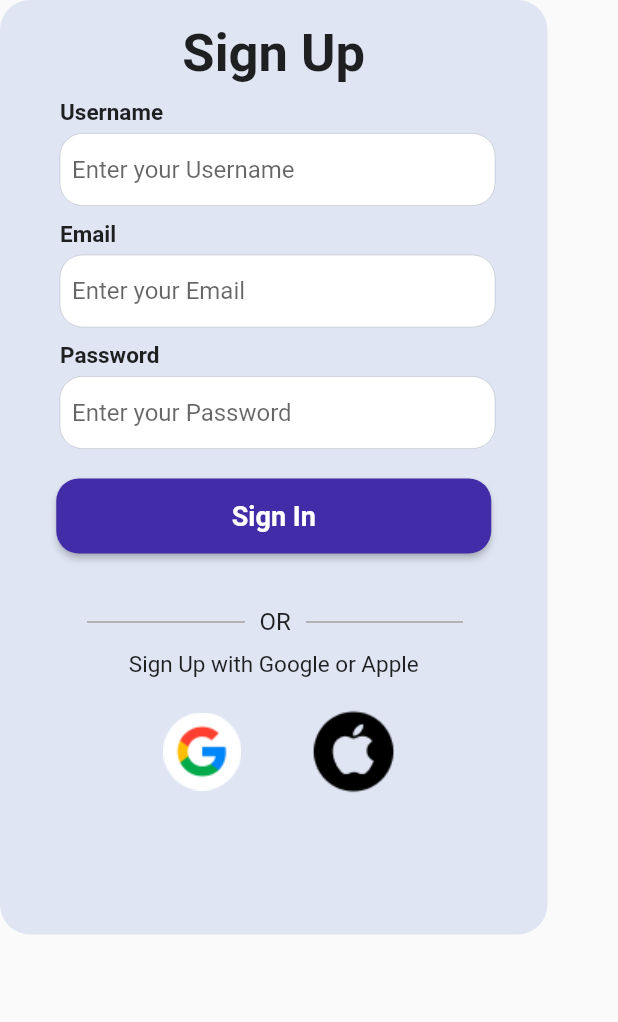
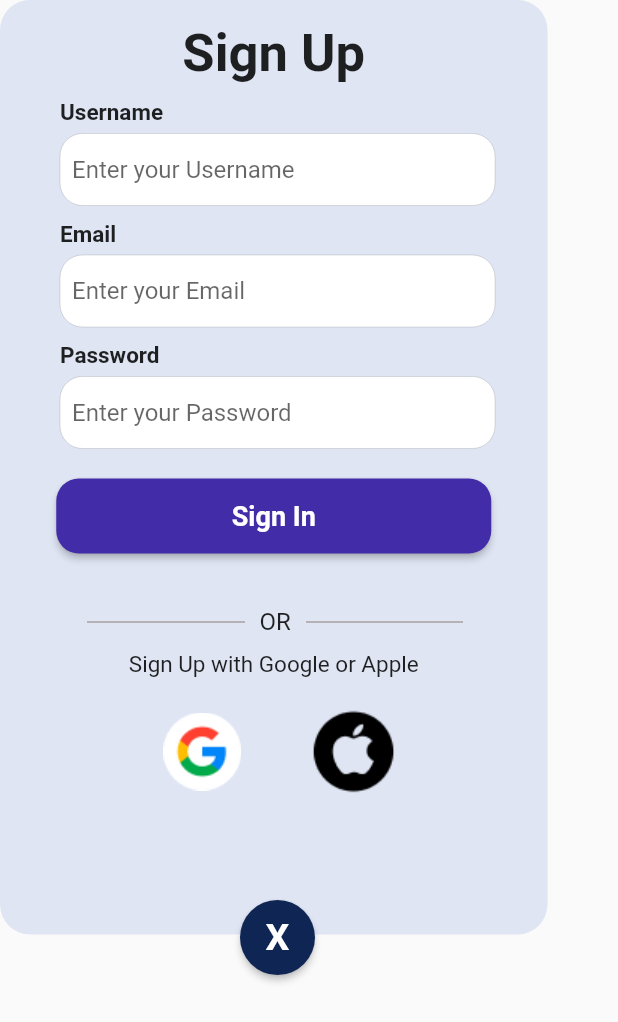
Before and after one commit to evanyan13/autotsk, a Flutter app: the SignUp screen opened directly, on a phone screen of 412 x 824 dp. Shown: the top 1022 px of the screen. Run offline on Flutter 3.47's test engine with Material 2 defaults, Android fonts, the phone set to English and light mode, and no system bars; our stand-ins replace flutter_svg; Roboto replaces fonts that are missing (Neometric).

Commit message:
updated UI

```diff
--- a/autotsk/lib/main.dart
+++ b/autotsk/lib/main.dart
@@ -17,7 +17,7 @@ class MyApp extends StatelessWidget {
   @override
   Widget build(BuildContext context) {
     return MaterialApp(
-      home: SignUp(),
+      home: Signin(),
       debugShowCheckedModeBanner: false,
     );
   }
--- a/autotsk/lib/screen_type/signup_page.dart
+++ b/autotsk/lib/screen_type/signup_page.dart
@@ -20,7 +20,10 @@ class _SignUpState extends State<SignUp> {
   Widget build(BuildContext context) {
     return Scaffold(
       body: SafeArea(
-        child: Container(
+        child: Stack(
+          clipBehavior: Clip.none,
+          children: <Widget>[
+            Container(
               decoration: BoxDecoration(
                 color: signUpBgColour,
                 borderRadius: BorderRadius.all(
@@ -260,6 +263,36 @@ class _SignUpState extends State<SignUp> {
                 ],
               ),
             ),
+            Positioned(
+              top: 600,
+              right: 155,
+              child: SizedBox(
+                width: 50,
+                height: 50,
+                child: ElevatedButton(
+                  onPressed: () {},
+                  style: ElevatedButton.styleFrom(
+                    backgroundColor: crossbuttonColor,
+                    shape: RoundedRectangleBorder(
+                      borderRadius: BorderRadius.all(
+                        Radius.circular(50.0),
+                      ),
+                    ),
+                  ),
+                  child: Text(
+                    'X',
+                    style: TextStyle(
+                      color: Colors.white,
+                      fontFamily: "Neometric",
+                      fontWeight: FontWeight.bold,
+                      fontSize: 25,
+                    ),
+                  ),
+                ),
+              ),
+            ),
+          ],
+        ),
       ),
     );
   }
--- a/autotsk/lib/util/color.dart
+++ b/autotsk/lib/util/color.dart
@@ -9,3 +9,4 @@ const mainLightBgColour2 = Color.fromRGBO(255, 255, 255, 1);
 const signUpBgColour = Color.fromRGBO(223, 229, 243, 1);
 const whiteColour = Color.fromRGBO(255, 255, 255, 1);
 const signButtonColour = Color.fromRGBO(66, 44, 168, 1);
+const crossbuttonColor = Color.fromRGBO(15, 37, 83, 1);
```
Also changed, not shown: autotsk/lib/screen_type/signin_page.dart (+34 -1 lines). Lines whose indentation alone changed are shown as unchanged.
